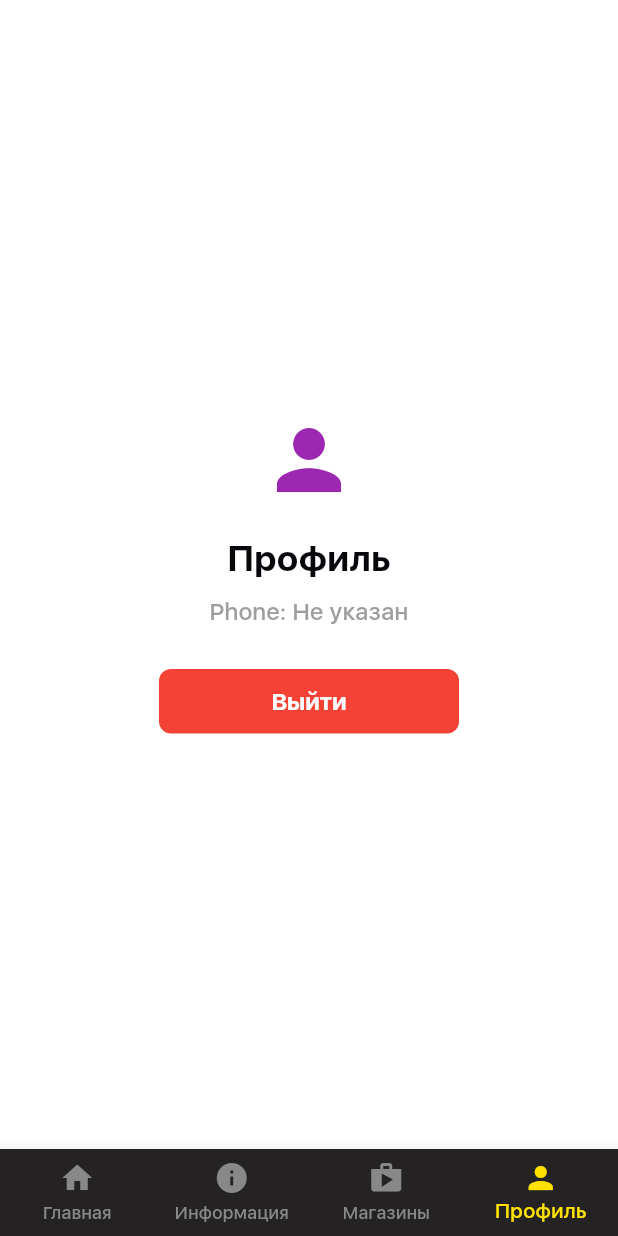
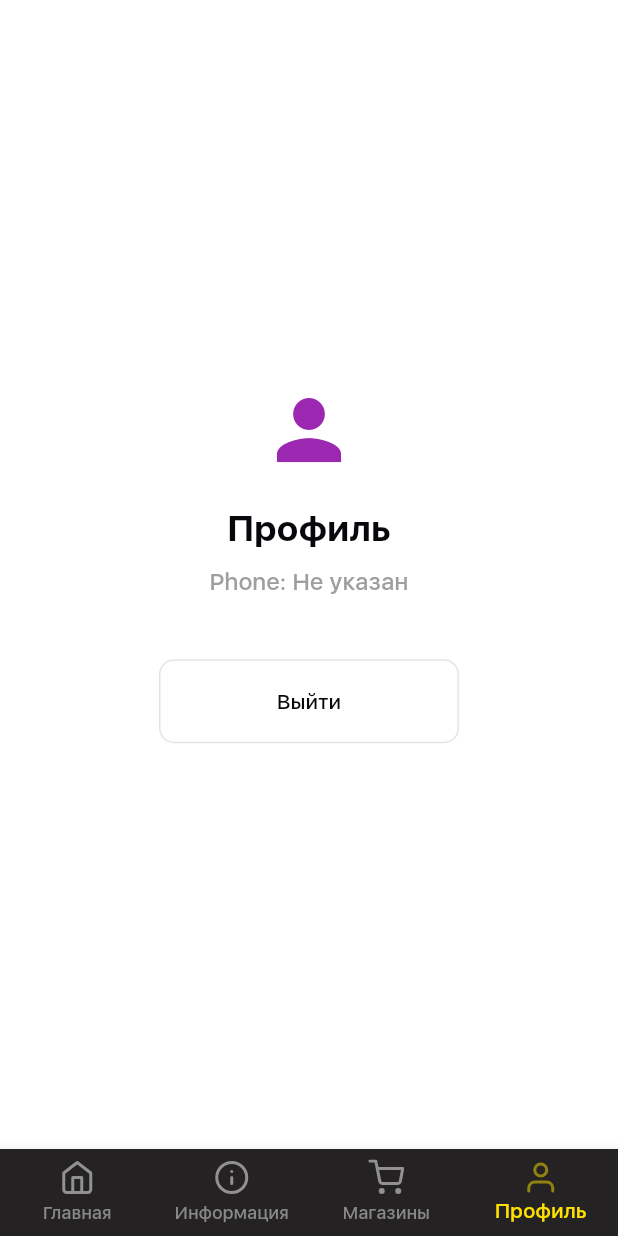
Before and after one commit to NikonovichN/live_beer_ex, a Flutter app: the ProfileTab screen opened by its route, on a phone screen of 412 x 824 dp. Run offline on Flutter 3.47's test engine with Material 3 defaults, Android fonts, the phone set to English and light mode, and no system bars; our stand-ins replace equatable, flutter_riverpod, go_router, vector_graphics; project files that could hold a hidden picture were left out.

Commit message:
add: navigation logic; improve styles

```diff
--- a/lib/src/features/auth/state/provider.dart
+++ b/lib/src/features/auth/state/provider.dart
@@ -41,6 +41,10 @@ class AuthNotifier extends StateNotifier<AuthState> {
     state = state.copyWith(isAuthenticated: true, userId: 'user_123', email: email);
   }
 
+  void loginInWithoutRegistration() {
+    state = state.copyWith(isAuthenticated: true);
+  }
+
   void logout() {
     state = const AuthState.initial();
   }
--- a/lib/src/features/profile/ui/screens/profile_tab.dart
+++ b/lib/src/features/profile/ui/screens/profile_tab.dart
@@ -2,6 +2,9 @@ import 'package:flutter/material.dart';
 
 import 'package:flutter_riverpod/flutter_riverpod.dart';
 import 'package:go_router/go_router.dart';
+
+import 'package:live_beer_ex/src/navigation/navigator.dart';
+import 'package:live_beer_ex/src/ui/molecules/buttons.dart';
 
 import '../../../auth/state/provider.dart';
 
@@ -28,15 +31,11 @@ class ProfileTab extends ConsumerWidget {
             const SizedBox(height: 24),
             SizedBox(
               width: 200,
-              child: ElevatedButton(
+              child: AppButton.outlined(
                 onPressed: () {
                   ref.read(authProvider.notifier).logout();
-                  context.go('/login');
+                  context.go(AppRouteNames.welcome.path);
                 },
-                style: ElevatedButton.styleFrom(
-                  backgroundColor: Colors.red,
-                  foregroundColor: Colors.white,
-                ),
                 child: const Text('Выйти'),
               ),
             ),
--- a/lib/src/navigation/main_tabs_screen.dart
+++ b/lib/src/navigation/main_tabs_screen.dart
@@ -1,6 +1,7 @@
 import 'package:flutter/material.dart';
-
 import 'package:go_router/go_router.dart';
+import 'package:live_beer_ex/src/ui/molecules/svg_icon.dart';
+import 'package:live_beer_ex/src/ui/ui.dart';
 
 class MainTabsScreen extends StatelessWidget {
   final StatefulNavigationShell navigationShell;
@@ -9,6 +10,7 @@ class MainTabsScreen extends StatelessWidget {
 
   @override
   Widget build(BuildContext context) {
+    final theme = Theme.of(context);
     return Scaffold(
       body: navigationShell,
       bottomNavigationBar: BottomNavigationBar(
@@ -16,11 +18,33 @@ class MainTabsScreen extends StatelessWidget {
         currentIndex: navigationShell.currentIndex,
         onTap: (index) =>
             navigationShell.goBranch(index, initialLocation: index == navigationShell.currentIndex),
-        items: const [
-          BottomNavigationBarItem(icon: Icon(Icons.home), label: 'Главная'),
-          BottomNavigationBarItem(icon: Icon(Icons.info), label: 'Информация'),
-          BottomNavigationBarItem(icon: Icon(Icons.shop), label: 'Магазины'),
-          BottomNavigationBarItem(icon: Icon(Icons.person), label: 'Профиль'),
+        items: [
+          BottomNavigationBarItem(
+            icon: SvgIcon(assetName: 'assets/svg/tab_home.svg', color: AppColors.pureWhite),
+            activeIcon: SvgIcon(assetName: 'assets/svg/tab_home.svg', color: theme.primaryColor),
+            label: 'Главная',
+          ),
+          BottomNavigationBarItem(
+            icon: SvgIcon(assetName: 'assets/svg/tab_info.svg', color: AppColors.pureWhite),
+            activeIcon: SvgIcon(assetName: 'assets/svg/tab_info.svg', color: theme.primaryColor),
+            label: 'Информация',
+          ),
+          BottomNavigationBarItem(
+            icon: SvgIcon(
+              assetName: 'assets/svg/tab_shopping_cart.svg',
+              color: AppColors.pureWhite,
+            ),
+            activeIcon: SvgIcon(
+              assetName: 'assets/svg/tab_shopping_cart.svg',
+              color: theme.primaryColor,
+            ),
+            label: 'Магазины',
+          ),
+          BottomNavigationBarItem(
+            icon: SvgIcon(assetName: 'assets/svg/tab_user.svg', color: AppColors.pureWhite),
+            activeIcon: SvgIcon(assetName: 'assets/svg/tab_user.svg', color: theme.primaryColor),
+            label: 'Профиль',
+          ),
         ],
       ),
     );
--- /dev/null
+++ b/lib/src/ui/molecules/svg_icon.dart
@@ -0,0 +1,23 @@
+import 'package:flutter/material.dart';
+
+import 'package:vector_graphics/vector_graphics_compat.dart';
+
+class SvgIcon extends StatelessWidget {
+  final String assetName;
+  final double? size;
+  final Color? color;
+
+  const SvgIcon({super.key, required this.assetName, this.size = 24.0, this.color});
+
+  @override
+  Widget build(BuildContext context) {
+    return SizedBox(
+      width: size,
+      height: size,
+      child: VectorGraphic(
+        loader: AssetBytesLoader(assetName),
+        colorFilter: color != null ? ColorFilter.mode(color!, BlendMode.srcIn) : null,
+      ),
+    );
+  }
+}
```
Also changed, not shown: lib/src/features/auth/ui/screens/log_in.dart (+7 -1 lines), lib/src/features/auth/ui/screens/welcome.dart (+8 -3 lines), lib/src/features/auth/ui/widgets/app_log_in_state.dart (added, +83 -0 lines), assets/svg/tab_home.svg (added), assets/svg/tab_info.svg (added), assets/svg/tab_shopping_cart.svg (added), assets/svg/tab_user.svg (added).
